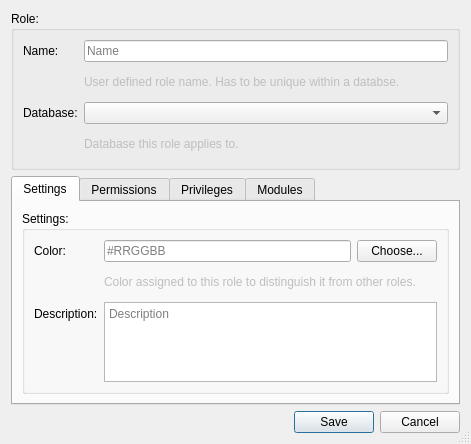
Before: the Qt Designer form forms/repo_dialog_role.ui in 3drepo/3drepogui, drawn with Qt 5.
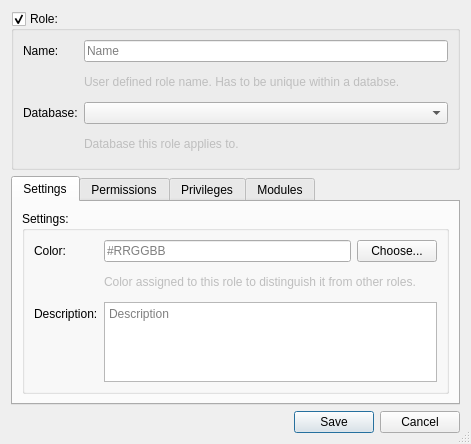
After: the same form once the commit is applied.

What changed in the file:
```diff
--- a/forms/repo_dialog_role.ui
+++ b/forms/repo_dialog_role.ui
@@ -28,6 +28,9 @@
      <property name="title">
       <string>Role:</string>
      </property>
+     <property name="checkable">
+      <bool>true</bool>
+     </property>
      <layout class="QFormLayout" name="formLayout">
       <item row="0" column="0">
        <widget class="QLabel" name="nameLabel">
```
Left out of the diff: 2 changed lines with no effect on the pictures.
